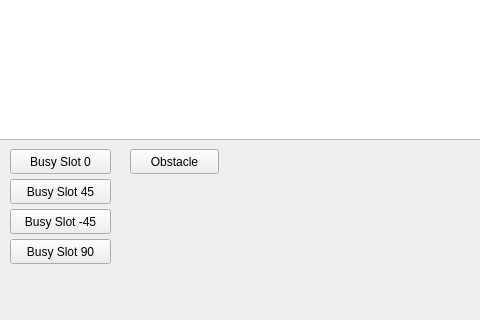
Old version of the form widget.ui in the repository ReemTarek/DraftRepository; both pictures show x 270 to 750 and y 251 to 571 of the 915 by 571 pixel window.
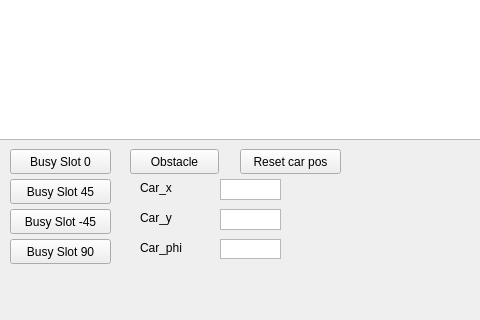
New version of the form.

```diff
--- a/widget.ui
+++ b/widget.ui
@@ -192,6 +192,97 @@
     <string>Busy Slot 90</string>
    </property>
   </widget>
+  <widget class="QLabel" name="label">
+   <property name="geometry">
+    <rect>
+     <x>410</x>
+     <y>430</y>
+     <width>67</width>
+     <height>17</height>
+    </rect>
+   </property>
+   <property name="text">
+    <string>Car_x</string>
+   </property>
+  </widget>
+  <widget class="QLabel" name="label_2">
+   <property name="geometry">
+    <rect>
+     <x>410</x>
+     <y>460</y>
+     <width>67</width>
+     <height>17</height>
+    </rect>
+   </property>
+   <property name="text">
+    <string>Car_y</string>
+   </property>
+  </widget>
+  <widget class="QTextEdit" name="Car_x">
+   <property name="geometry">
+    <rect>
+     <x>490</x>
+     <y>430</y>
+     <width>61</width>
+     <height>21</height>
+    </rect>
+   </property>
+   <property name="verticalScrollBarPolicy">
+    <enum>Qt::ScrollBarAlwaysOff</enum>
+   </property>
+  </widget>
+  <widget class="QTextEdit" name="Car_y">
+   <property name="geometry">
+    <rect>
+     <x>490</x>
+     <y>460</y>
+     <width>61</width>
+     <height>21</height>
+    </rect>
+   </property>
+   <property name="verticalScrollBarPolicy">
+    <enum>Qt::ScrollBarAlwaysOff</enum>
+   </property>
+  </widget>
+  <widget class="QPushButton" name="ResetCarPos">
+   <property name="geometry">
+    <rect>
+     <x>510</x>
+     <y>400</y>
+     <width>101</width>
+     <height>25</height>
+    </rect>
+   </property>
+   <property name="text">
+    <string>Reset car pos</string>
+   </property>
+  </widget>
+  <widget class="QLabel" name="label_3">
+   <property name="geometry">
+    <rect>
+     <x>410</x>
+     <y>490</y>
+     <width>67</width>
+     <height>17</height>
+    </rect>
+   </property>
+   <property name="text">
+    <string>Car_phi</string>
+   </property>
+  </widget>
+  <widget class="QTextEdit" name="Car_phi">
+   <property name="geometry">
+    <rect>
+     <x>490</x>
+     <y>490</y>
+     <width>61</width>
+     <height>20</height>
+    </rect>
+   </property>
+   <property name="verticalScrollBarPolicy">
+    <enum>Qt::ScrollBarAlwaysOff</enum>
+   </property>
+  </widget>
   <zorder>TargetSlot_4</zorder>
   <zorder>graphicsView</zorder>
   <zorder>FreeSlot</zorder>
```
Left out of the diff: 29 changed lines with no effect on the pictures.
